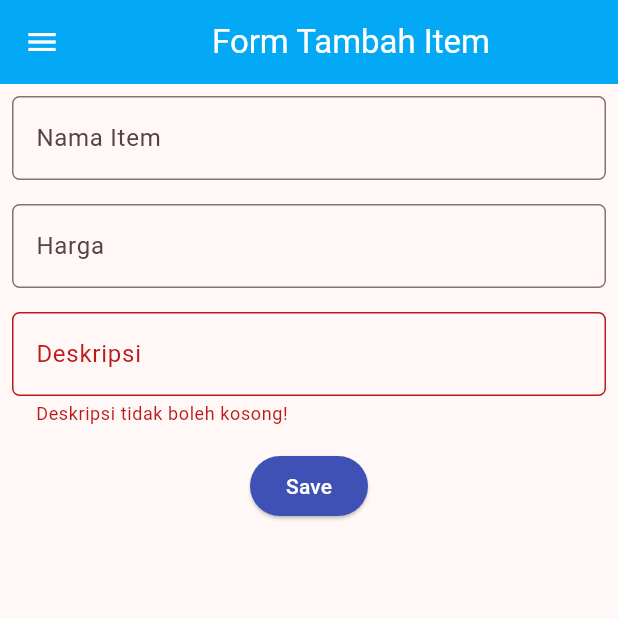
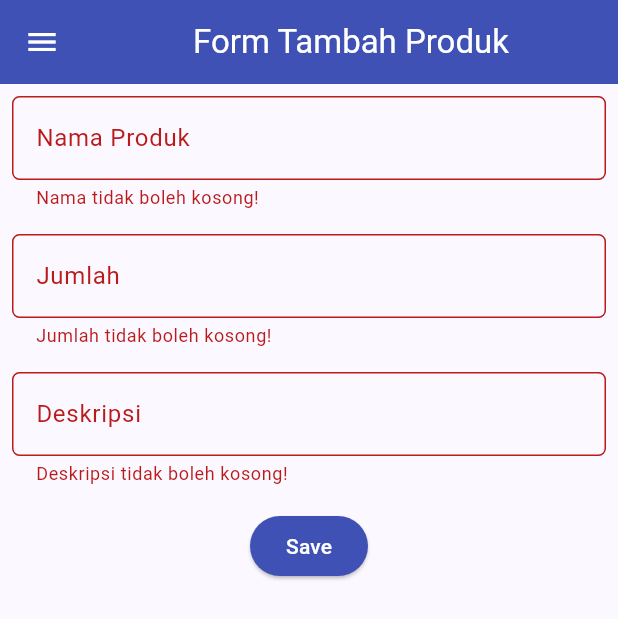
Before and after one commit to rifatfauzan/first-flutter-mobile, a Flutter app: the ShopFormPage screen opened directly, after a tap on "Save", on a phone screen of 412 x 824 dp. Shown: the top 619 px of the screen. Run offline on Flutter 3.47's test engine with Material 2 defaults, Android fonts, the phone set to English and light mode, and no system bars; missing offline and left inert: pbp_django_auth; network calls fail.

Commit message:
Tugas 9 PBP - Done

```diff
--- /dev/null
+++ b/lib/models/item.dart
@@ -0,0 +1,65 @@
+// To parse this JSON data, do
+//
+//     final item = itemFromJson(jsonString);
+
+import 'dart:convert';
+
+List<Item> itemFromJson(String str) => List<Item>.from(json.decode(str).map((x) => Item.fromJson(x)));
+
+String itemToJson(List<Item> data) => json.encode(List<dynamic>.from(data.map((x) => x.toJson())));
+
+class Item {
+    String model;
+    int pk;
+    Fields fields;
+
+    Item({
+        required this.model,
+        required this.pk,
+        required this.fields,
+    });
+
+    factory Item.fromJson(Map<String, dynamic> json) => Item(
+        model: json["model"],
+        pk: json["pk"],
+        fields: Fields.fromJson(json["fields"]),
+    );
+
+    Map<String, dynamic> toJson() => {
+        "model": model,
+        "pk": pk,
+        "fields": fields.toJson(),
+    };
+}
+
+class Fields {
+    int user;
+    String name;
+    DateTime dateAdded;
+    int amount;
+    String description;
+
+    Fields({
+        required this.user,
+        required this.name,
+        required this.dateAdded,
+        required this.amount,
+        required this.description,
+    });
+
+    factory Fields.fromJson(Map<String, dynamic> json) => Fields(
+        user: json["user"],
+        name: json["name"],
+        dateAdded: DateTime.parse(json["date_added"]),
+        amount: json["amount"],
+        description: json["description"],
+    );
+
+    Map<String, dynamic> toJson() => {
+        "user": user,
+        "name": name,
+        "date_added": "${dateAdded.year.toString().padLeft(4, '0')}-${dateAdded.month.toString().padLeft(2, '0')}-${dateAdded.day.toString().padLeft(2, '0')}",
+        "amount": amount,
+        "description": description,
+    };
+}
--- a/lib/screens/shoplist_form.dart
+++ b/lib/screens/shoplist_form.dart
@@ -1,6 +1,9 @@
+import 'dart:convert';
 import 'package:flutter/material.dart';
+import 'package:pbp_django_auth/pbp_django_auth.dart';
+import 'package:provider/provider.dart';
+import 'package:first_project/screens/menu.dart';
 import 'package:first_project/widgets/left_drawer.dart';
-// TODO: Impor drawer yang sudah dibuat sebelumnya
 
 class ShopFormPage extends StatefulWidget {
   const ShopFormPage({super.key});
@@ -10,26 +13,33 @@ class ShopFormPage extends StatefulWidget {
 }
 
 class _ShopFormPageState extends State<ShopFormPage> {
-    final  _formKey  = GlobalKey<FormState>();
+  final _formKey = GlobalKey<FormState>();
   String _name = "";
-    int _price = 0;
+  int _amount = 0;
   String _description = "";
+
   @override
   Widget build(BuildContext context) {
-        return Scaffold(
+    final request = context.watch<CookieRequest>();
+    return Provider(
+      create: (_) {
+          CookieRequest request = CookieRequest();
+          return request;
+        },
+      child: Scaffold(
         appBar: AppBar(
-                title:const Center(
+          title: const Center(
             child: Text(
-                        'Form Tambah Item',
+              'Form Tambah Produk',
             ),
           ),
-                backgroundColor: Colors.lightBlue,
+          backgroundColor: Colors.indigo,
           foregroundColor: Colors.white,
         ),
         drawer: const LeftDrawer(),
         body: Form(
           key: _formKey,
-                child:  SingleChildScrollView(
+          child: SingleChildScrollView(
             child: Column(
               crossAxisAlignment: CrossAxisAlignment.start,
               children: [
@@ -37,20 +47,20 @@ class _ShopFormPageState extends State<ShopFormPage> {
                   padding: const EdgeInsets.all(8.0),
                   child: TextFormField(
                     decoration: InputDecoration(
-                                        hintText: 'Nama Item',
-                                        labelText: 'Nama Item',
+                      hintText: "Nama Produk",
+                      labelText: "Nama Produk",
                       border: OutlineInputBorder(
                         borderRadius: BorderRadius.circular(5.0),
                       ),
                     ),
-                                    onChanged: (String? value){
+                    onChanged: (String? value) {
                       setState(() {
                         _name = value!;
                       });
                     },
-                                    validator: (String? value){
-                                        if (value == null || value.isEmpty){
-                                          return  'Nama tidak boleh kosong';
+                    validator: (String? value) {
+                      if (value == null || value.isEmpty) {
+                        return "Nama tidak boleh kosong!";
                       }
                       return null;
                     },
@@ -60,20 +70,23 @@ class _ShopFormPageState extends State<ShopFormPage> {
                   padding: const EdgeInsets.all(8.0),
                   child: TextFormField(
                     decoration: InputDecoration(
-                                        hintText: 'Harga',
-                                        labelText: 'Harga',
+                      hintText: "Jumlah",
+                      labelText: "Jumlah",
                       border: OutlineInputBorder(
                         borderRadius: BorderRadius.circular(5.0),
                       ),
                     ),
-                                    onChanged: (String? value){
-                                        setState((){
-                                            _price = int.parse(value!);
+                    onChanged: (String? value) {
+                      setState(() {
+                        _amount = int.parse(value!);
                       });
                     },
-                                    validator: (String? value){
-                                        if (value == null || value.isEmpty){
-                                            return 'Harga tidak boleh kosong!';
+                    validator: (String? value) {
+                      if (value == null || value.isEmpty) {
+                        return "Jumlah tidak boleh kosong!";
+                      }
+                      if (int.tryParse(value) == null) {
+                        return "Jumlah harus berupa angka!";
                       }
                       return null;
                     },
@@ -83,20 +96,20 @@ class _ShopFormPageState extends State<ShopFormPage> {
                   padding: const EdgeInsets.all(8.0),
                   child: TextFormField(
                     decoration: InputDecoration(
-                                        hintText: 'Deskripsi',
-                                        labelText: 'Deskripsi',
+                      hintText: "Deskripsi",
+                      labelText: "Deskripsi",
                       border: OutlineInputBorder(
                         borderRadius: BorderRadius.circular(5.0),
                       ),
                     ),
-                                    onChanged: (String? value){
-                                        setState((){
+                    onChanged: (String? value) {
+                      setState(() {
                         _description = value!;
                       });
                     },
-                                    validator: (String? value){
-                                        if (value == null || value.isEmpty){
-                                            return 'Deskripsi tidak boleh kosong!';
+                    validator: (String? value) {
+                      if (value == null || value.isEmpty) {
+                        return "Deskripsi tidak boleh kosong!";
                       }
                       return null;
                     },
@@ -111,37 +124,40 @@ class _ShopFormPageState extends State<ShopFormPage> {
                         backgroundColor:
                             MaterialStateProperty.all(Colors.indigo),
                       ),
-                                    onPressed: () {
+                      onPressed: () async {
                           if (_formKey.currentState!.validate()) {
-                                        showDialog(
-                                        context: context,
-                                        builder: (context) {
-                                            return AlertDialog(
-                                            title: const Text('Item berhasil tersimpan'),
-                                            content: SingleChildScrollView(
-                                                child: Column(
-                                                crossAxisAlignment:
-                                                    CrossAxisAlignment.start,
-                                                children: [
-                                                    Text('Nama: $_name'),
-                                                    Text('Harga: $_price'),
-                                                    Text('Deskripsi: $_description'),
-                                                ],
-                                                ),
-                                            ),
-                                            actions: [
-                                                TextButton(
-                                                child: const Text('OK'),
-                                                onPressed: () {
-                                                    Navigator.pop(context);
-                                                },
-                                                ),
-                                            ],
+                              // Kirim ke Django dan tunggu respons
+                              // Ganti URL dan jangan lupa tambahkan trailing slash (/) di akhir URL!
+                              final response = await request.postJson(
+                                "http://127.0.0.1:8000/create-flutter/",
+                                jsonEncode(<String, String>{
+                                    'name': _name,
+                                    'amount': _amount.toString(),
+                                    'description': _description,
+                                    // Sesuaikan field data sesuai dengan aplikasimu
+                                })
                               );
-                                        },
+                              if (response['status'] == 'success') {
+                                  if (context.mounted) {
+                                      ScaffoldMessenger.of(context)
+                                          .showSnackBar(const SnackBar(
+                                          content: Text("Item baru berhasil disimpan!"),
+                                      ));
+                                      Navigator.pushReplacement(
+                                          context,
+                                          MaterialPageRoute(builder: (context) => MyHomePage()),
                                       );
                                   }
-                                    _formKey.currentState!.reset();
+                              } else {
+                                  if (context.mounted) {
+                                      ScaffoldMessenger.of(context)
+                                          .showSnackBar(const SnackBar(
+                                          content:
+                                              Text("Terdapat kesalahan, silakan coba lagi."),
+                                      ));
+                                  }
+                              }
+                          }
                       },
                       child: const Text(
                         "Save",
@@ -154,6 +170,7 @@ class _ShopFormPageState extends State<ShopFormPage> {
             )
           ),
         ),
+      )
     );
   }
 }
--- a/lib/widgets/left_drawer.dart
+++ b/lib/widgets/left_drawer.dart
@@ -1,6 +1,7 @@
 import 'package:flutter/material.dart';
 import 'package:first_project/screens/menu.dart';
 import 'package:first_project/screens/shoplist_form.dart';
+import 'package:first_project/screens/list_item.dart';
 
 class LeftDrawer extends StatelessWidget {
   const LeftDrawer({super.key});
@@ -64,6 +65,16 @@ class LeftDrawer extends StatelessWidget {
                     ));
                 },
             ),
+            ListTile(
+              leading: const Icon(Icons.shopping_basket),
+              title: const Text('Daftar Item'),
+              onTap: (){
+                Navigator.push(
+                  context,
+                  MaterialPageRoute(builder: (context) => const ItemPage()),
+                );
+              },
+            ),
         ],
       ),
     );
--- a/pubspec.yaml
+++ b/pubspec.yaml
@@ -35,6 +35,9 @@ dependencies:
   # The following adds the Cupertino Icons font to your application.
   # Use with the CupertinoIcons class for iOS style icons.
   cupertino_icons: ^1.0.2
+  provider: ^6.1.1
+  pbp_django_auth: ^0.4.0
+  http: ^1.1.0
 
 dev_dependencies:
   flutter_test:
```
Also changed, not shown: lib/main.dart (+13 -20 lines), lib/screens/item_list.dart (deleted, +0 -29 lines), lib/screens/list_item.dart (added, +91 -0 lines), lib/screens/login.dart (added, +114 -0 lines), lib/widgets/shop_card.dart (+53 -12 lines), pubspec.lock, 2 other files. Lines whose indentation alone changed are shown as unchanged.
